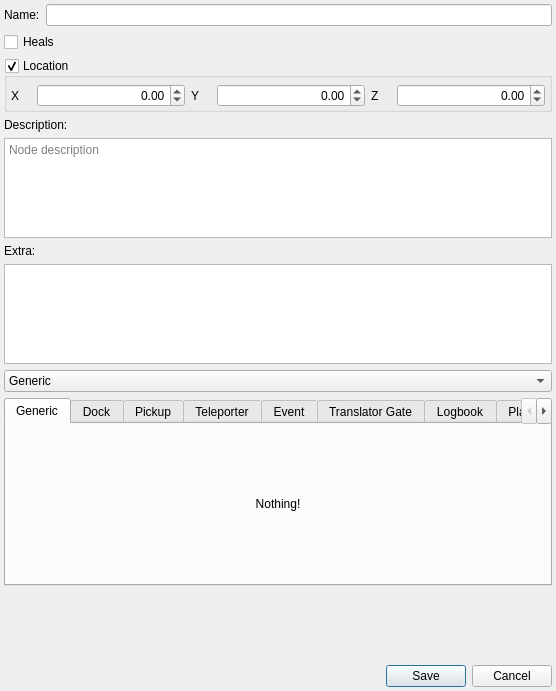
Before: the Qt Designer form randovania/gui/ui_files/node_details_popup.ui in randovania/randovania, drawn with Qt 5.
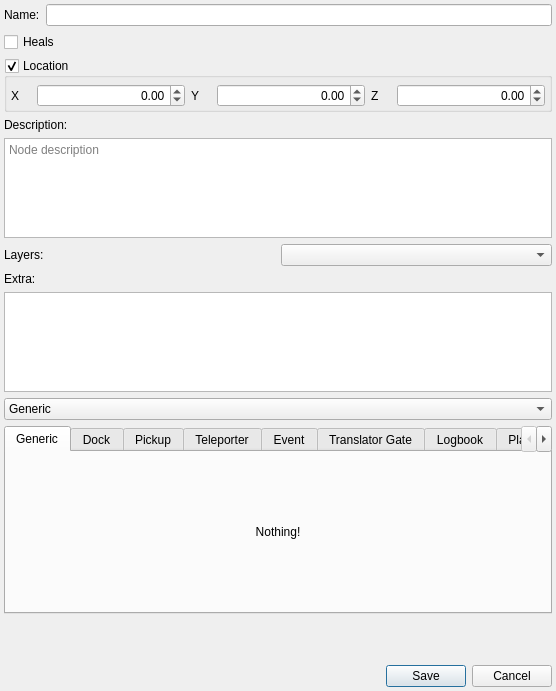
After: the same form once the commit is applied.

Commit message: Add layers to NodeDetailsPopup

```diff
--- a/randovania/gui/ui_files/node_details_popup.ui
+++ b/randovania/gui/ui_files/node_details_popup.ui
@@ -208,6 +208,20 @@
      </property>
     </widget>
    </item>
+   <item>
+    <layout class="QHBoxLayout" name="layers_layout">
+     <item>
+      <widget class="QLabel" name="layers_label">
+       <property name="text">
+        <string>Layers:</string>
+       </property>
+      </widget>
+     </item>
+     <item>
+      <widget class="QComboBox" name="layers_combo"/>
+     </item>
+    </layout>
+   </item>
    <item>
     <widget class="QLabel" name="extra_label">
      <property name="text">
```
The commit also changes 1 other file.
